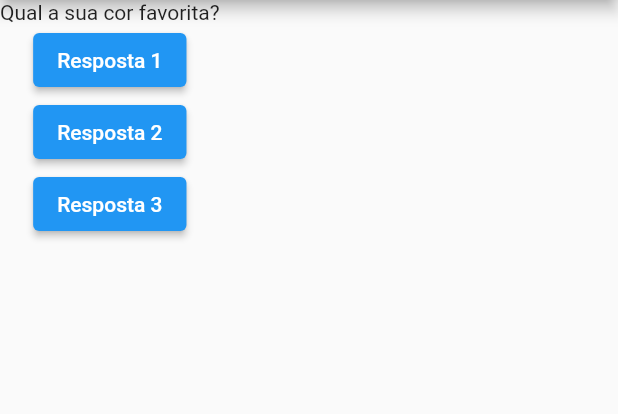
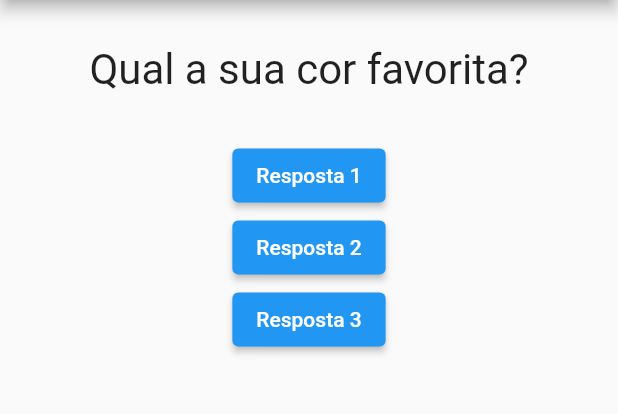
Before and after one commit to IKuuhakuI/Projeto-Perguntas, a Flutter app: the screen it shows after launch, on a phone screen of 412 x 824 dp, the part 84-498 px from its top. Run offline on Flutter 3.47's test engine with Material 2 defaults, Android fonts, the phone set to English and light mode, and no system bars.

Commit message:
style question

```diff
--- a/lib/questao.dart
+++ b/lib/questao.dart
@@ -7,6 +7,14 @@ class Questao extends StatelessWidget {
 
   @override
   Widget build(BuildContext context) {
-    return Text(texto);
+    return Container(
+      width: double.infinity,
+      margin: const EdgeInsets.all(30),
+      child: Text(
+        texto,
+        style: const TextStyle(fontSize: 28),
+        textAlign: TextAlign.center,
+      ),
+    );
   }
 }
```
